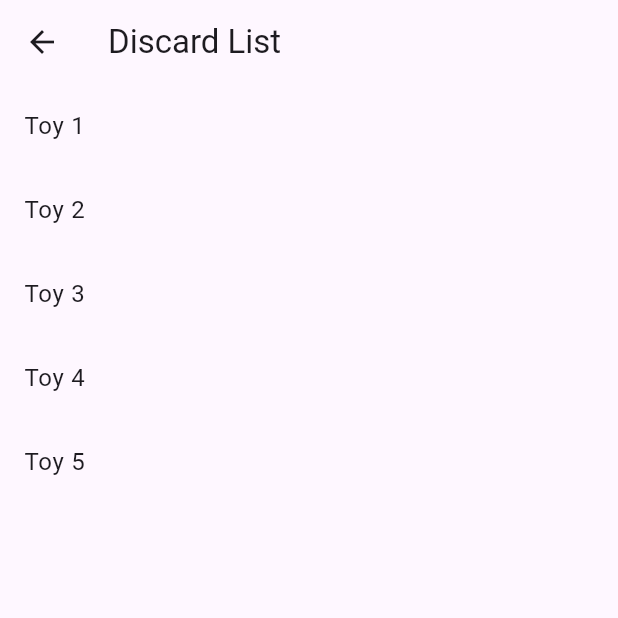
After one commit to ibhaze/Toy-Exchange-Application, a Flutter app: the DiscardScreen screen opened directly, after a tap on "Go to Discard List", on a phone screen of 412 x 824 dp, the top half of it. The commit adds this screen. Run offline on Flutter 3.47's test engine with Material 3 defaults, Android fonts, the phone set to English and light mode, and no system bars; our stand-ins replace image_picker.

```diff
--- a/wishntoss/lib/discard_add_screen.dart
+++ b/wishntoss/lib/discard_add_screen.dart
@@ -1,6 +1,7 @@
 import 'dart:io';
 import 'package:flutter/material.dart';
 import 'package:image_picker/image_picker.dart';
+import 'discard_list_screen.dart'; // discard_list_screen import
 
 class DiscardScreen extends StatefulWidget {
   const DiscardScreen({super.key});
@@ -60,6 +61,19 @@ class _DiscardScreenState extends State<DiscardScreen> {
               onPressed: _pickImageFromGallery,
               child: const Text('Pick Image from Gallery'),
             ),
+            const SizedBox(height: 20),
+            ElevatedButton(
+              onPressed: () {
+                // DiscardListScreen으로 이동
+                Navigator.push(
+                  context,
+                  MaterialPageRoute(
+                    builder: (context) => const DiscardListScreen(),
+                  ),
+                );
+              },
+              child: const Text('Go to Discard List'),
+            ),
           ],
         ),
       ),
--- /dev/null
+++ b/wishntoss/lib/discard_list_screen.dart
@@ -0,0 +1,31 @@
+import 'package:flutter/material.dart';
+
+class DiscardListScreen extends StatelessWidget {
+  const DiscardListScreen({super.key});
+
+  @override
+  Widget build(BuildContext context) {
+    //list of toys
+    final List<String> discardedItems = [
+      'Toy 1',
+      'Toy 2',
+      'Toy 3',
+      'Toy 4',
+      'Toy 5',
+    ];
+
+    return Scaffold(
+      appBar: AppBar(
+        title: const Text('Discard List'),
+      ),
+      body: ListView.builder(
+        itemCount: discardedItems.length,
+        itemBuilder: (context, index) {
+          return ListTile(
+            title: Text(discardedItems[index]),
+          );
+        },
+      ),
+    );
+  }
+}
```
